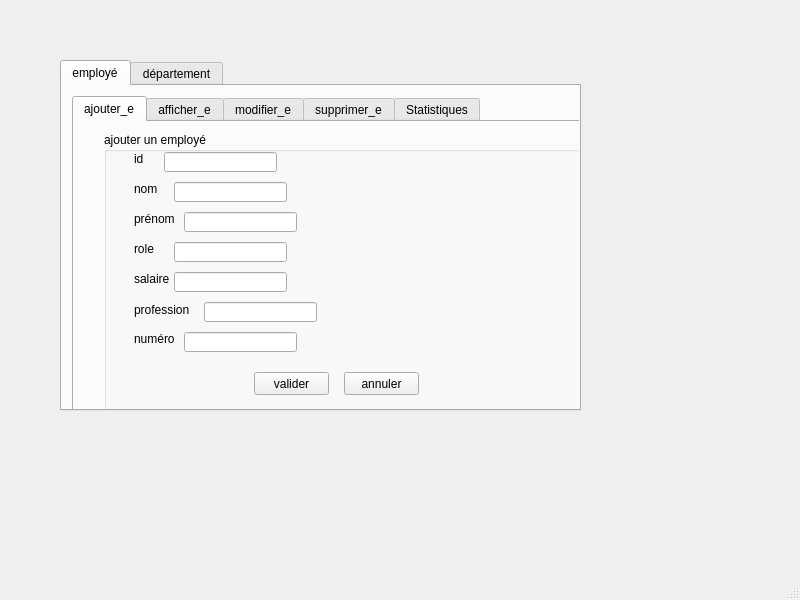
Before: the Qt Designer form mainwindow.ui in hanenjabnoun-Esprit-2019/Smart_News_Agency_2A26, drawn with Qt 5.
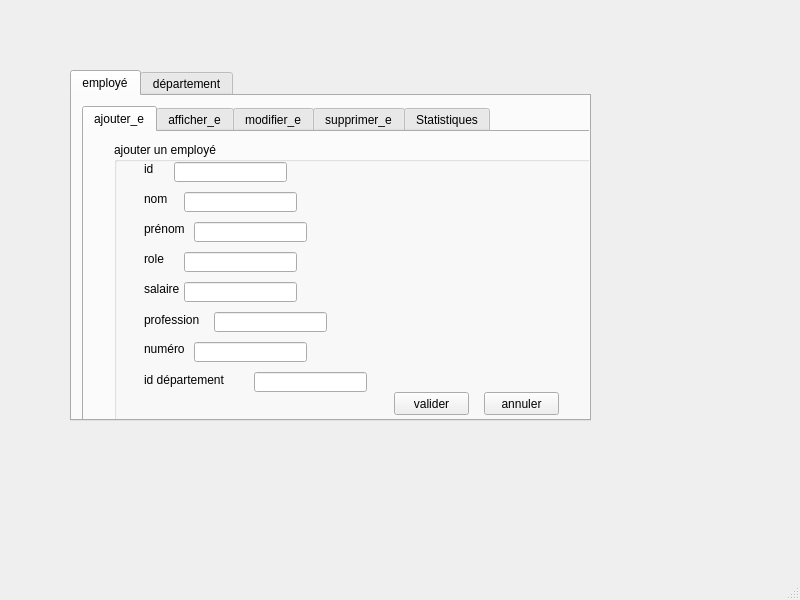
After: the same form once the commit is applied.

```diff
--- a/mainwindow.ui
+++ b/mainwindow.ui
@@ -17,8 +17,8 @@
    <widget class="QTabWidget" name="tabWidget">
     <property name="geometry">
      <rect>
-      <x>60</x>
-      <y>60</y>
+      <x>70</x>
+      <y>70</y>
       <width>521</width>
       <height>351</height>
      </rect>
@@ -87,8 +87,8 @@
         <widget class="QPushButton" name="pushButton_2">
          <property name="geometry">
           <rect>
-           <x>240</x>
-           <y>240</y>
+           <x>370</x>
+           <y>250</y>
            <width>75</width>
            <height>23</height>
           </rect>
@@ -153,8 +153,8 @@
         <widget class="QPushButton" name="pushButton">
          <property name="geometry">
           <rect>
-           <x>150</x>
-           <y>240</y>
+           <x>280</x>
+           <y>250</y>
            <width>75</width>
            <height>23</height>
           </rect>
@@ -245,6 +245,29 @@
           <string>salaire</string>
          </property>
         </widget>
+        <widget class="QLabel" name="label_30">
+         <property name="geometry">
+          <rect>
+           <x>30</x>
+           <y>230</y>
+           <width>101</width>
+           <height>16</height>
+          </rect>
+         </property>
+         <property name="text">
+          <string>id département </string>
+         </property>
+        </widget>
+        <widget class="QLineEdit" name="lineEdit_24">
+         <property name="geometry">
+          <rect>
+           <x>140</x>
+           <y>230</y>
+           <width>113</width>
+           <height>20</height>
+          </rect>
+         </property>
+        </widget>
        </widget>
       </widget>
       <widget class="QWidget" name="tab_6">
```
